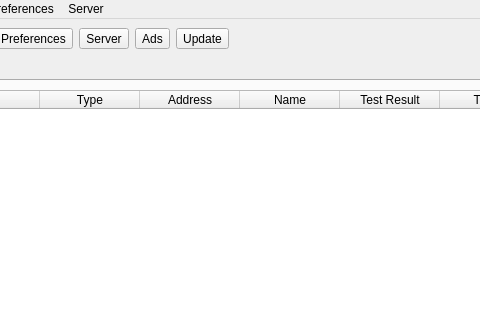
First picture: the form in ui/mainwindow.ui, repository MatsuriDayo/nekoray, before the edit; both pictures show x 81 to 561 and y 0 to 320 of the 800 by 600 pixel window.
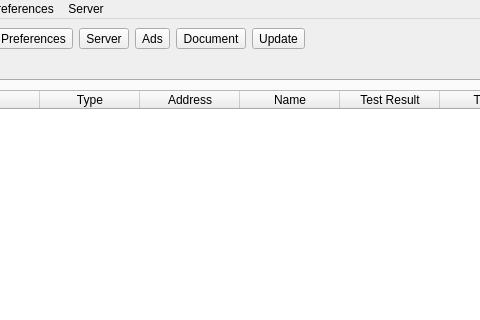
Second picture: the form after the edit. Icons and pictures are not drawn. Custom widgets are drawn as their Qt base class.

Commit message: update tool button

Patch:
```diff
--- a/ui/mainwindow.ui
+++ b/ui/mainwindow.ui
@@ -86,7 +86,23 @@
        </widget>
       </item>
       <item>
-       <widget class="QToolButton" name="update">
+       <widget class="QToolButton" name="toolButton_document">
+        <property name="text">
+         <string>Document</string>
+        </property>
+        <property name="icon">
+         <iconset theme="data-information"/>
+        </property>
+        <property name="popupMode">
+         <enum>QToolButton::InstantPopup</enum>
+        </property>
+        <property name="toolButtonStyle">
+         <enum>Qt::ToolButtonTextUnderIcon</enum>
+        </property>
+       </widget>
+      </item>
+      <item>
+       <widget class="QToolButton" name="toolButton_update">
         <property name="text">
          <string>Update</string>
         </property>
```
Left out of the diff: 3 changed lines with no effect on the pictures. The commit also changes 4 other files.
